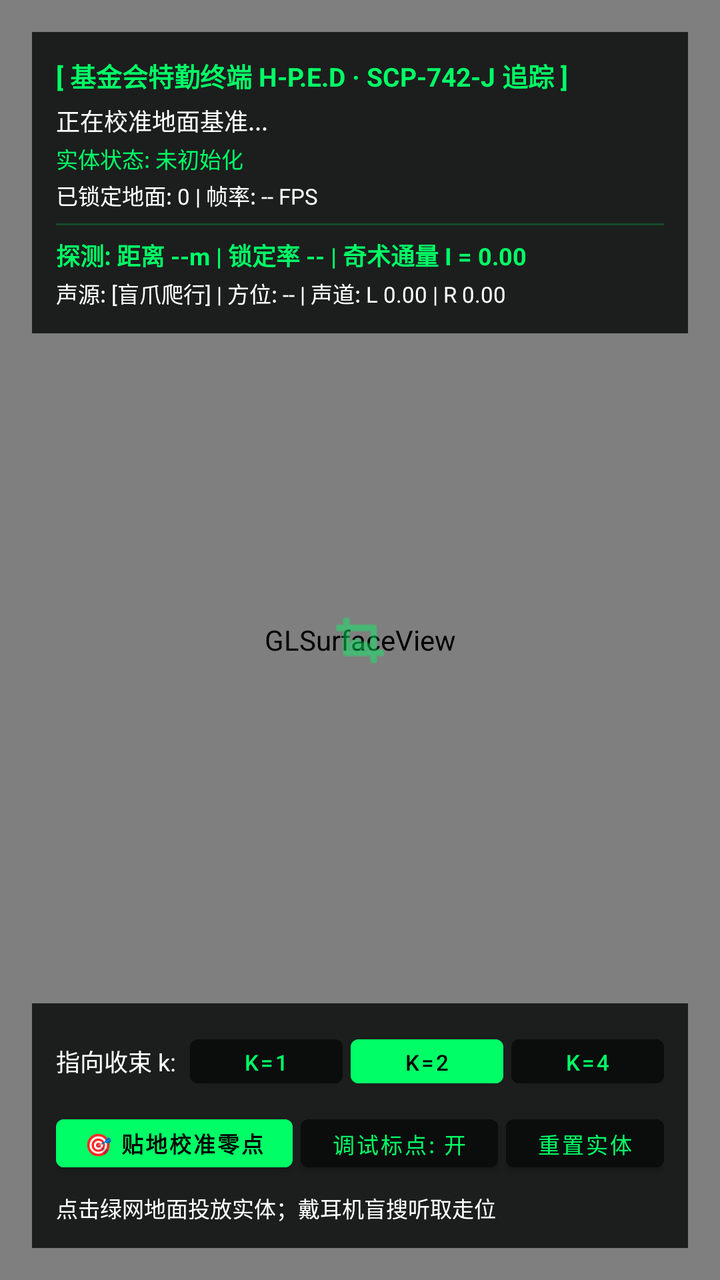
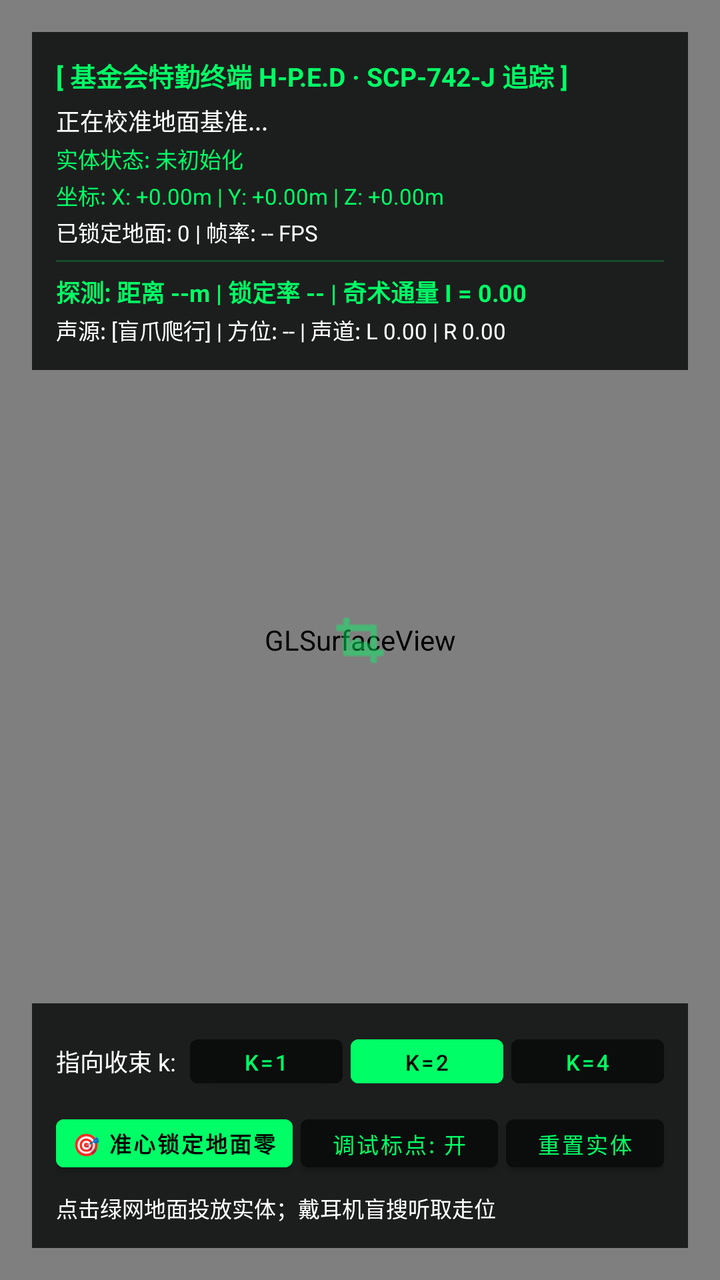

The first picture is an Android layout as it rendered before a commit; the second is the same layout after the commit. The layout source and the unified diff follow.
<!-- AndroidManifest.xml: application theme Theme.HomeDungeonAR -->
<!-- res/layout/activity_main.xml -->
<?xml version="1.0" encoding="utf-8"?>
<FrameLayout xmlns:android="http://schemas.android.com/apk/res/android"
    android:layout_width="match_parent"
    android:layout_height="match_parent"
    android:background="@color/black">

    <android.opengl.GLSurfaceView
        android:id="@+id/surfaceView"
        android:layout_width="match_parent"
        android:layout_height="match_parent" />

    
    <ImageView
        android:id="@+id/ivReticle"
        android:layout_width="32dp"
        android:layout_height="32dp"
        android:layout_gravity="center"
        android:src="@android:drawable/ic_menu_crop"
        android:tint="@color/terminal_green"
        android:alpha="0.75" />

    
    <LinearLayout
        android:layout_width="match_parent"
        android:layout_height="wrap_content"
        android:layout_gravity="top"
        android:layout_margin="16dp"
        android:background="@color/terminal_dark"
        android:orientation="vertical"
        android:padding="12dp">

        <TextView
            android:layout_width="wrap_content"
            android:layout_height="wrap_content"
            android:text="[ 基金会特勤终端 H-P.E.D · SCP-742-J 追踪 ]"
            android:textColor="@color/terminal_green"
            android:textSize="13sp"
            android:textStyle="bold" />

        <TextView
            android:id="@+id/tvStatus"
            android:layout_width="wrap_content"
            android:layout_height="wrap_content"
            android:layout_marginTop="4dp"
            android:text="正在校准地面基准..."
            android:textColor="@color/white"
            android:textSize="12sp" />

        <TextView
            android:id="@+id/tvEntityState"
            android:layout_width="wrap_content"
            android:layout_height="wrap_content"
            android:layout_marginTop="2dp"
            android:text="实体状态: 未初始化"
            android:textColor="@color/terminal_green"
            android:textSize="11sp" />

        <TextView
            android:id="@+id/tvInfo"
            android:layout_width="wrap_content"
            android:layout_height="wrap_content"
            android:layout_marginTop="2dp"
            android:text="已锁定地面: 0 | 帧率: -- FPS"
            android:textColor="@color/white"
            android:textSize="11sp" />

        <View
            android:layout_width="match_parent"
            android:layout_height="1dp"
            android:layout_marginTop="6dp"
            android:layout_marginBottom="6dp"
            android:background="@color/terminal_border" />

        
        <TextView
            android:id="@+id/tvDetectorHaptics"
            android:layout_width="wrap_content"
            android:layout_height="wrap_content"
            android:text="探测: 距离 --m | 锁定率 -- | 奇术通量 I = 0.00"
            android:textColor="@color/terminal_green"
            android:textSize="12sp"
            android:textStyle="bold" />

        
        <TextView
            android:id="@+id/tvSpatialAudio"
            android:layout_width="wrap_content"
            android:layout_height="wrap_content"
            android:layout_marginTop="2dp"
            android:text="声源: [盲爪爬行] | 方位: -- | 声道: L 0.00 | R 0.00"
            android:textColor="@color/white"
            android:textSize="11sp" />
    </LinearLayout>

    
    <LinearLayout
        android:layout_width="match_parent"
        android:layout_height="wrap_content"
        android:layout_gravity="bottom"
        android:layout_margin="16dp"
        android:background="@color/terminal_dark"
        android:orientation="vertical"
        android:padding="12dp">

        
        <LinearLayout
            android:layout_width="match_parent"
            android:layout_height="wrap_content"
            android:gravity="center_vertical"
            android:orientation="horizontal">

            <TextView
                android:layout_width="wrap_content"
                android:layout_height="wrap_content"
                android:text="指向收束 k: "
                android:textColor="@color/white"
                android:textSize="12sp" />

            <Button
                android:id="@+id/btnK1"
                android:layout_width="0dp"
                android:layout_height="34dp"
                android:layout_marginStart="4dp"
                android:layout_weight="1"
                android:backgroundTint="@color/terminal_dark"
                android:paddingStart="4dp"
                android:paddingEnd="4dp"
                android:text="k=1"
                android:textColor="@color/terminal_green"
                android:textSize="11sp" />

            <Button
                android:id="@+id/btnK2"
                android:layout_width="0dp"
                android:layout_height="34dp"
                android:layout_marginStart="4dp"
                android:layout_weight="1"
                android:backgroundTint="@color/terminal_green"
                android:paddingStart="4dp"
                android:paddingEnd="4dp"
                android:text="k=2"
                android:textColor="@color/black"
                android:textSize="11sp" />

            <Button
                android:id="@+id/btnK4"
                android:layout_width="0dp"
                android:layout_height="34dp"
                android:layout_marginStart="4dp"
                android:layout_weight="1"
                android:backgroundTint="@color/terminal_dark"
                android:paddingStart="4dp"
                android:paddingEnd="4dp"
                android:text="k=4"
                android:textColor="@color/terminal_green"
                android:textSize="11sp" />
        </LinearLayout>

        
        <LinearLayout
            android:layout_width="match_parent"
            android:layout_height="wrap_content"
            android:layout_marginTop="6dp"
            android:gravity="center_vertical"
            android:orientation="horizontal">

            <Button
                android:id="@+id/btnCalibrateFloor"
                android:layout_width="0dp"
                android:layout_height="36dp"
                android:layout_marginEnd="4dp"
                android:layout_weight="1.2"
                android:backgroundTint="@color/terminal_green"
                android:paddingStart="4dp"
                android:paddingEnd="4dp"
                android:text="🎯 贴地校准零点"
                android:textColor="@color/black"
                android:textSize="11sp"
                android:textStyle="bold" />

            <Button
                android:id="@+id/btnToggleDebugMarker"
                android:layout_width="0dp"
                android:layout_height="36dp"
                android:layout_marginEnd="4dp"
                android:layout_weight="1"
                android:backgroundTint="@color/terminal_dark"
                android:paddingStart="2dp"
                android:paddingEnd="2dp"
                android:text="调试标点: 开"
                android:textColor="@color/terminal_green"
                android:textSize="11sp" />

            <Button
                android:id="@+id/btnRespawnEntity"
                android:layout_width="0dp"
                android:layout_height="36dp"
                android:layout_weight="0.8"
                android:backgroundTint="@color/terminal_dark"
                android:paddingStart="2dp"
                android:paddingEnd="2dp"
                android:text="重置实体"
                android:textColor="@color/terminal_green"
                android:textSize="11sp" />
        </LinearLayout>

        <TextView
            android:id="@+id/tvHint"
            android:layout_width="match_parent"
            android:layout_height="wrap_content"
            android:layout_marginTop="6dp"
            android:text="点击绿网地面投放实体；戴耳机盲搜听取走位"
            android:textColor="@color/white"
            android:textSize="11sp" />
    </LinearLayout>

    
    <LinearLayout
        android:id="@+id/permissionLayout"
        android:layout_width="match_parent"
        android:layout_height="wrap_content"
        android:layout_gravity="center"
        android:layout_margin="24dp"
        android:background="@color/terminal_dark"
        android:gravity="center"
        android:orientation="vertical"
        android:padding="20dp"
        android:visibility="gone">

        <TextView
            android:layout_width="wrap_content"
            android:layout_height="wrap_content"
            android:gravity="center"
            android:text="@string/camera_permission_required"
            android:textColor="@color/white"
            android:textSize="16sp" />

        <Button
            android:id="@+id/btnGrantPermission"
            android:layout_width="wrap_content"
            android:layout_height="wrap_content"
            android:layout_marginTop="16dp"
            android:backgroundTint="@color/terminal_green"
            android:text="@string/grant_permission"
            android:textColor="@color/black" />
    </LinearLayout>

</FrameLayout>
<!-- resources referenced by this layout -->
<resources>
  <color name="black">#FF000000</color>
  <color name="terminal_border">#3300FF66</color>
  <color name="terminal_dark">#D90A0E0C</color>
  <color name="terminal_green">#FF00FF66</color>
  <color name="white">#FFFFFFFF</color>
  <string name="camera_permission_required">终端需要相机权限以观测空间</string>
  <string name="grant_permission">授权</string>
  <style name="Theme.HomeDungeonAR" parent="Theme.MaterialComponents.DayNight.NoActionBar">
          <item name="android:statusBarColor">@color/black</item>
          <item name="android:navigationBarColor">@color/black</item>
          <item name="android:windowBackground">@color/black</item>
      </style>
</resources>

<!-- the commit's change to res/layout/activity_main.xml (unified diff, before → after) -->
@@ -56,6 +56,15 @@
             android:textSize="11sp" />
 
         <TextView
+            android:id="@+id/tvPose"
+            android:layout_width="wrap_content"
+            android:layout_height="wrap_content"
+            android:layout_marginTop="2dp"
+            android:text="坐标: X: +0.00m | Y: +0.00m | Z: +0.00m"
+            android:textColor="@color/terminal_green"
+            android:textSize="11sp" />
+
+        <TextView
             android:id="@+id/tvInfo"
             android:layout_width="wrap_content"
             android:layout_height="wrap_content"
@@ -173,7 +182,7 @@
                 android:backgroundTint="@color/terminal_green"
                 android:paddingStart="4dp"
                 android:paddingEnd="4dp"
-                android:text="🎯 贴地校准零点"
+                android:text="🎯 准心锁定地面零点"
                 android:textColor="@color/black"
                 android:textSize="11sp"
                 android:textStyle="bold" />
